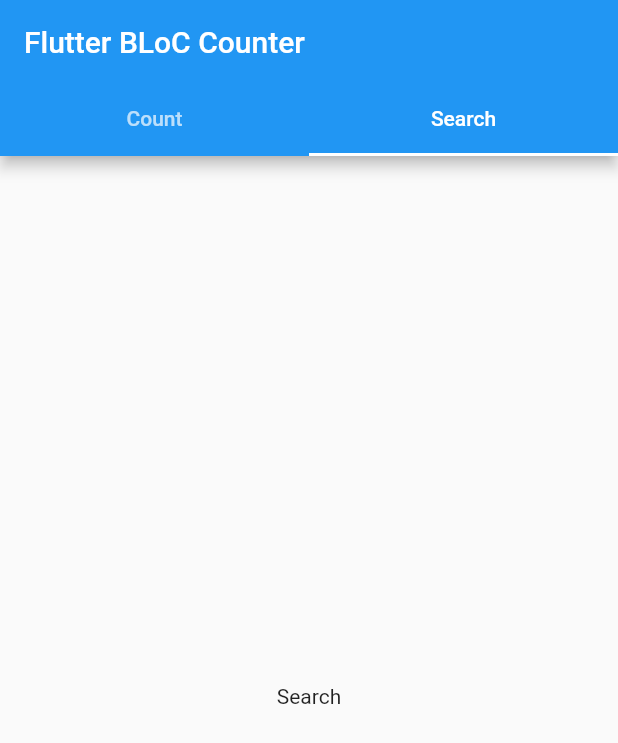
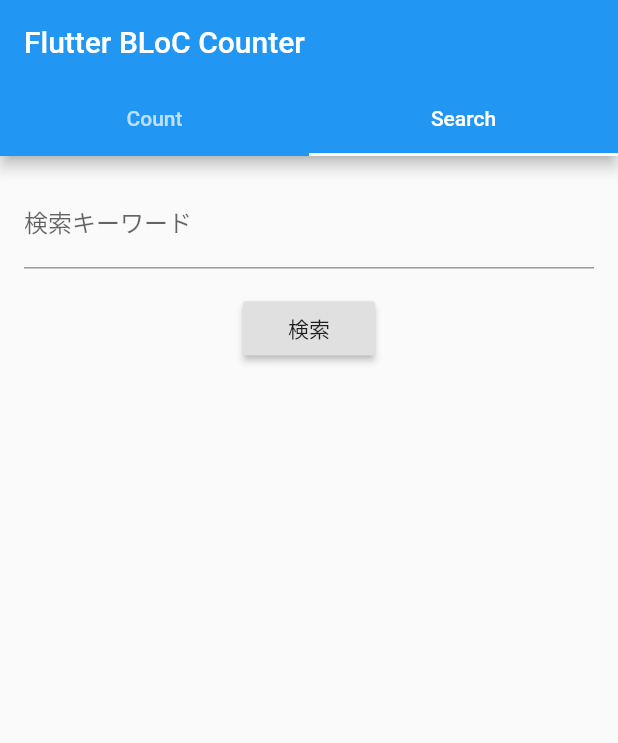
Before and after one commit to Tetsukick/flutter_BLoc, a Flutter app: the screen it shows after launch, tab 2 chosen, on a phone screen of 412 x 824 dp. Shown: the top 743 px of the screen. Run offline on Flutter 3.47's test engine with Material 2 defaults, Android fonts, the phone set to English and light mode, and no system bars; our stand-ins replace rxdart.

Commit message:
SearchScreen追加

```diff
--- a/flutter_bloc/lib/main.dart
+++ b/flutter_bloc/lib/main.dart
@@ -1,8 +1,11 @@
 import 'counter_bloc.dart';
+import 'search_bloc.dart';
+
 import 'package:flutter/material.dart';
 import 'package:provider/provider.dart';
 
 import 'counter_page.dart';
+import 'search_page.dart';
 
 void main() => runApp(MyApp());
 
@@ -14,11 +17,20 @@ class MyApp extends StatelessWidget {
         theme: ThemeData(
           primarySwatch: Colors.blue,
         ),
-        home: Provider<CounterBloc>(
-          create: (context) => CounterBloc(),
-          dispose: (context, bloc) => bloc.dispose(),
+        home: MultiProvider(
+          providers: [
+            Provider<CounterBloc>(
+              create: (context) => CounterBloc(),
+              dispose: (context, bloc) => bloc.dispose(),
+            ),
+            Provider<SearchBloc>(
+              create: (context) => SearchBloc(),
+              dispose: (context, bloc) => bloc.dispose(),
+            ),
+          ],
           child: MyHomePage(title: 'Flutter BLoC Counter'),
-        ));
+        )
+    );
   }
 }
 
@@ -48,7 +60,7 @@ class MyHomePage extends StatelessWidget {
         body: TabBarView(
           children: <Widget> [
             CounterPage(),
-            NewPage('Search'),
+            SearchPage(),
           ],
         ),
         // This trailing comma makes auto-formatting nicer for build methods.
@@ -56,16 +68,3 @@ class MyHomePage extends StatelessWidget {
     );
   }
 }
-
-class NewPage extends StatelessWidget {
-  final String title;
-  NewPage(this.title);
-  @override
-  Widget build(BuildContext buildContext) {
-    return new Scaffold(
-        body: new Center(
-          child: new Text(title),
-        )
-    );
-  }
-}
--- /dev/null
+++ b/flutter_bloc/lib/search_bloc.dart
@@ -0,0 +1,44 @@
+import 'dart:async';
+import 'package:rxdart/rxdart.dart';
+
+class SearchBloc {
+  final searchApi = SearchApi();
+
+  final searchQueryController = BehaviorSubject<String>();
+  Stream<String> get query => searchQueryController.stream;
+  StreamSink<String> get changeQuery => searchQueryController.sink;
+
+  // APIの返り値となるSearchResult型を自作したと仮定
+  final searchResultController = BehaviorSubject<SearchResult>();
+  Stream<SearchResult> get result => searchResultController.stream;
+  StreamSink<SearchResult> get changeResult => searchResultController.sink;
+
+  SearchBloc() {
+    query.listen((v) async {
+      // APIの返り値となるSearchResult型を自作したと仮定
+      final SearchResult searchResult = await searchApi.search(v);
+      if (searchResult.isError) {
+        changeResult.addError(searchResult);
+      } else {
+        changeResult.add(searchResult);
+      }
+    });
+  }
+
+  void dispose() {
+    searchResultController.close();
+    searchQueryController.close();
+  }
+}
+
+class SearchApi {
+  Future<SearchResult> search(String v) async {
+    await Future.delayed(Duration(seconds: 1));
+    return SearchResult(isError: false);
+  }
+}
+
+class SearchResult {
+  bool isError;
+  SearchResult({this.isError});
+}
--- /dev/null
+++ b/flutter_bloc/lib/search_page.dart
@@ -0,0 +1,49 @@
+import 'package:flutter/material.dart';
+import 'package:provider/provider.dart';
+import 'search_bloc.dart';
+
+class SearchPage extends StatelessWidget {
+  final _formKey = GlobalKey<FormState>();
+
+  TextEditingController queryInputController = TextEditingController(text: '');
+
+  @override
+  Widget build(BuildContext context) {
+    final searchBloc = Provider.of<SearchBloc>(context);
+    return Scaffold(
+        body: Center(
+            child: Column(children: <Widget>[
+              Form(
+                  key: _formKey,
+                  child: Column(children: <Widget>[
+                    Padding(
+                        padding: const EdgeInsets.all(16.0),
+                        child: Center(
+                            child: TextFormField(
+                              decoration: InputDecoration(
+                                labelText: '検索キーワード',
+                              ),
+                              controller: queryInputController,
+                            ))),
+                    RaisedButton(
+                        child: const Text('検索'),
+                        onPressed: () =>
+                            searchBloc.changeQuery.add(queryInputController.text)),
+                  ])),
+              StreamBuilder(
+                  stream: searchBloc.result,
+                  builder: (context, snapshot) {
+                    if (snapshot.hasError) {
+                      // snapshot.error を使ったWidgetを返す
+                      // snapshot は AsyncSnapshot<T> で
+                    }
+                    if (snapshot.data != null) {
+                    // snapshot.data を使ったWidgetを返す
+                    } else {
+                    // 何かWidgetを返す
+                    }
+                    return Container();
+                  })
+            ])));
+  }
+}
```
